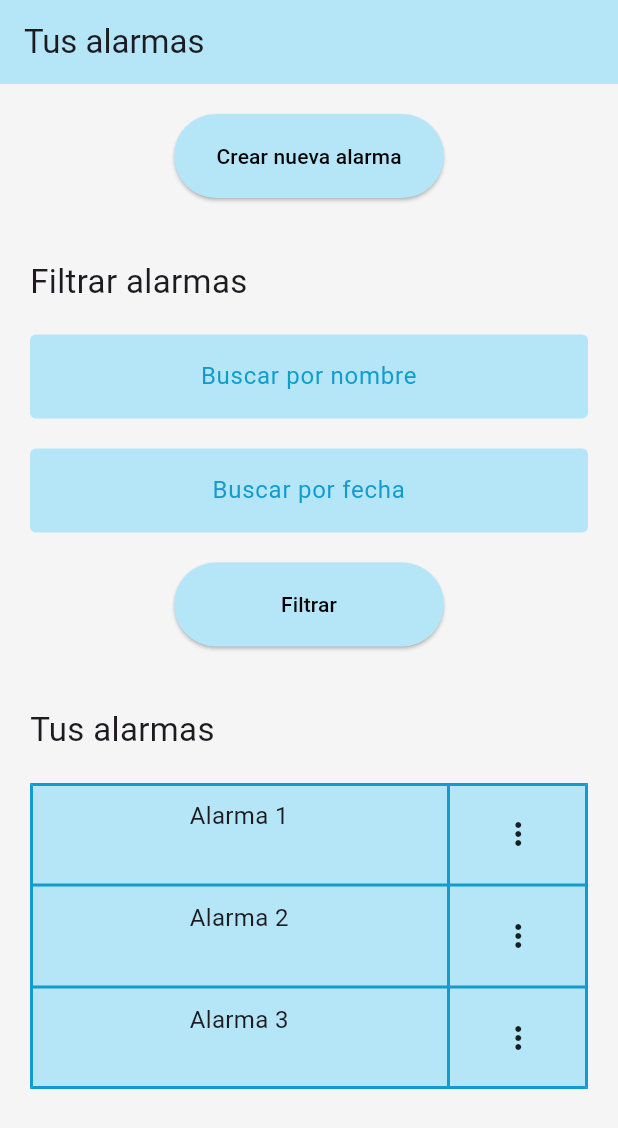
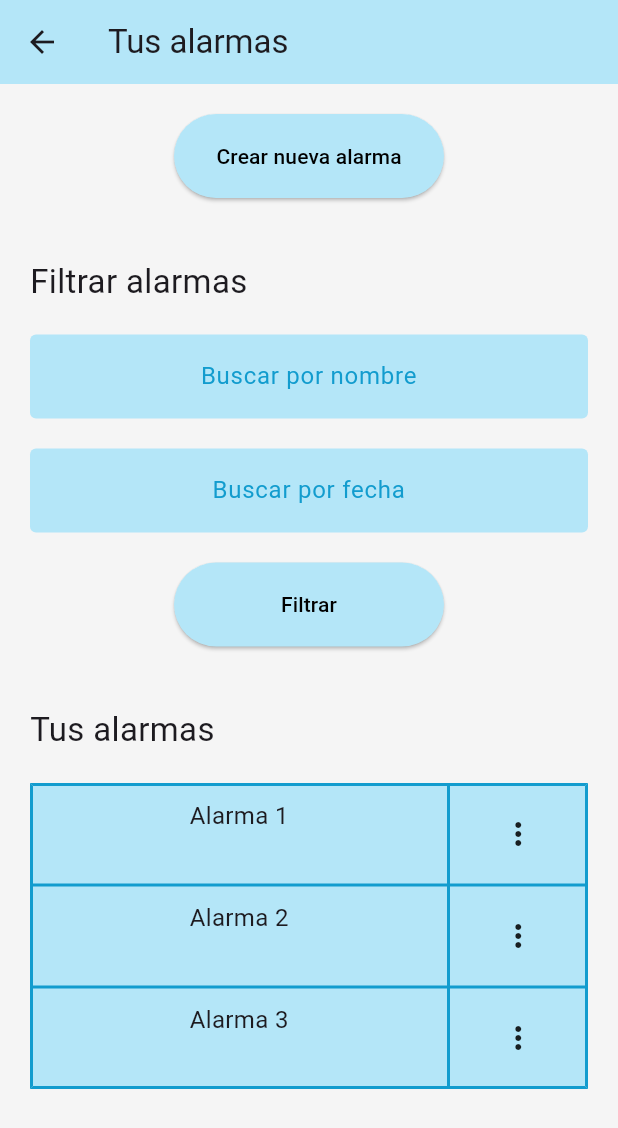
Before and after one commit to juanca-uniandes/miso2024_maquetacion_mobile, a Flutter app: the AlarmScreen screen opened directly, on a phone screen of 412 x 824 dp. Shown: the top 1128 px of the screen. Run offline on Flutter 3.47's test engine with Material 3 defaults, Android fonts, the phone set to English and light mode, and no system bars.

Commit message:
Adicionar regresar atras

```diff
--- a/lib/views/alarms_screen.dart
+++ b/lib/views/alarms_screen.dart
@@ -1,10 +1,19 @@
 import 'package:flutter/material.dart';
+import 'package:miso2024_maquetacion_mobile/views/login_screen.dart';
 
 class AlarmScreen extends StatelessWidget {
   @override
   Widget build(BuildContext context) {
     return Scaffold(
       appBar: AppBar(
+        leading: IconButton(
+          icon: Icon(Icons.arrow_back),
+          onPressed: () {
+            Navigator.of(context).pushReplacement(
+              MaterialPageRoute(builder: (context) => LoginScreen()),
+            );
+          },
+        ),
         title: Text('Tus alarmas', style: TextStyle(fontFamily: 'Roboto')),
         backgroundColor: Color(0xFFB4E6F8),
       ),
@@ -12,13 +21,11 @@ class AlarmScreen extends StatelessWidget {
         padding: EdgeInsets.all(20),
         color: Color(0xFFF5F5F5),
         child: Column(
-          crossAxisAlignment: CrossAxisAlignment.start, // Alineación izquierda para títulos
+          crossAxisAlignment: CrossAxisAlignment.start,
           children: [
-            // Botón de crear nueva alarma centrado
             Center(
               child: ElevatedButton(
                 onPressed: () {
-                  // Lógica para crear nueva alarma
                 },
                 child: Text('Crear nueva alarma'),
                 style: ElevatedButton.styleFrom(
@@ -30,18 +37,15 @@ class AlarmScreen extends StatelessWidget {
             ),
             SizedBox(height: 40),
 
-            // Título de la sección de filtrar alarmas alineado a la izquierda
             Text(
               'Filtrar alarmas',
               style: TextStyle(fontSize: 22, fontFamily: 'Roboto'),
             ),
             SizedBox(height: 20),
 
-            // Inputs y botón de filtrar centrados
             Center(
               child: Column(
                 children: [
-                  // Input para filtrar por nombre
                   TextField(
                     decoration: InputDecoration(
                       filled: true,
@@ -54,7 +58,6 @@ class AlarmScreen extends StatelessWidget {
                   ),
                   SizedBox(height: 20),
 
-                  // Input para filtrar por fecha
                   TextField(
                     decoration: InputDecoration(
                       filled: true,
@@ -67,10 +70,8 @@ class AlarmScreen extends StatelessWidget {
                   ),
                   SizedBox(height: 20),
 
-                  // Botón de filtrar centrado
                   ElevatedButton(
                     onPressed: () {
-                      // Lógica para aplicar filtro
                     },
                     child: Text('Filtrar'),
                     style: ElevatedButton.styleFrom(
```
